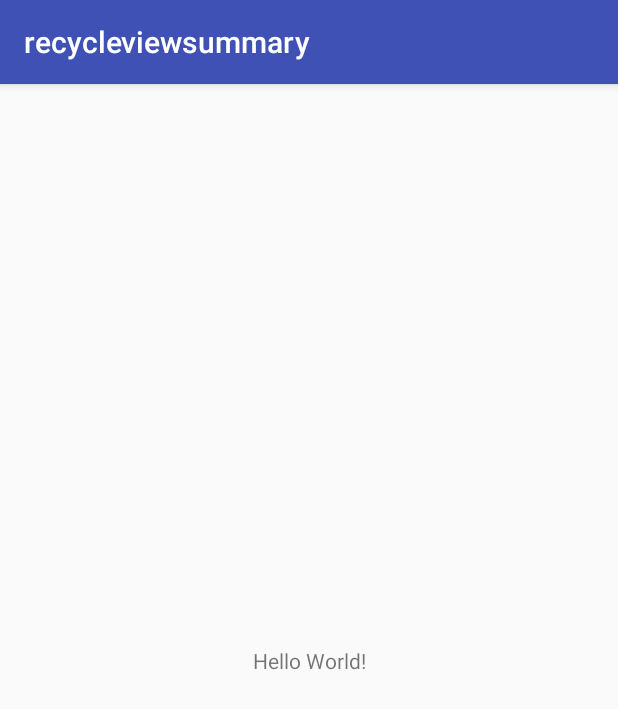
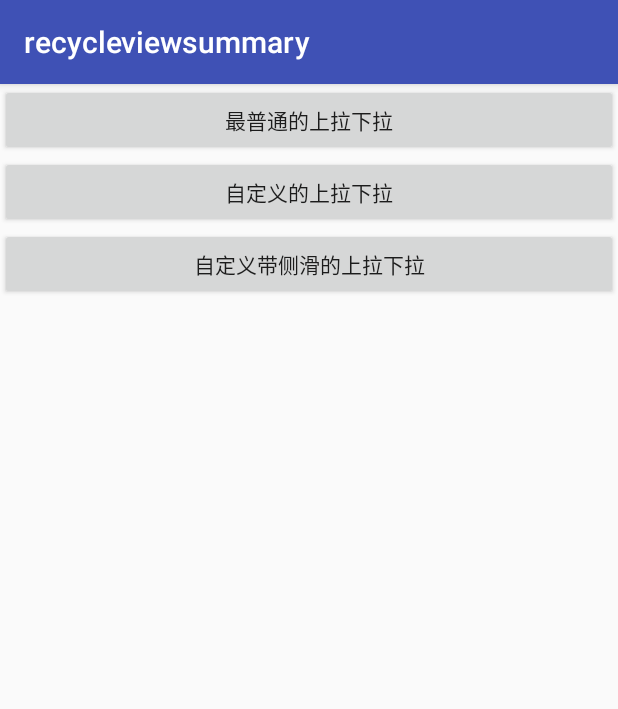
Before and after one commit to LuckyCode1992/recycleviewsummary, an Android app: the screen it shows after launch (MainActivity), on a phone screen of 412 x 824 dp. Shown: the top 709 px of the screen. Run offline under Robolectric (Android 15) with nearby library versions, the phone set to English and light mode, and no system bars.

Commit message:
4 commit : 普通的上拉下拉

```diff
--- a/app/build.gradle
+++ b/app/build.gradle
@@ -31,4 +31,5 @@ dependencies {
     androidTestImplementation 'com.android.support.test:runner:1.0.2'
     androidTestImplementation 'com.android.support.test.espresso:espresso-core:3.0.2'
     implementation project(':refresh-layout')
+    implementation 'com.android.support:design:27.1.1'
 }
--- a/app/src/main/AndroidManifest.xml
+++ b/app/src/main/AndroidManifest.xml
@@ -16,6 +16,9 @@
                 <category android:name="android.intent.category.LAUNCHER" />
             </intent-filter>
         </activity>
+        <activity android:name=".NormalRecycleActivity" />
+        <activity android:name=".ZhidingyiRecycleActivity" />
+        <activity android:name=".DaicehuaRecycleActivity"></activity>
     </application>
 
 </manifest>
--- a/app/src/main/java/com/justcode/hxl/recycleviewsummary/MainActivity.kt
+++ b/app/src/main/java/com/justcode/hxl/recycleviewsummary/MainActivity.kt
@@ -1,12 +1,26 @@
 package com.justcode.hxl.recycleviewsummary
 
+import android.content.Intent
 import android.support.v7.app.AppCompatActivity
 import android.os.Bundle
+import com.recycleview.smartrefresh.layout.SmartRefreshLayout
+import kotlinx.android.synthetic.main.activity_main.*
 
 class MainActivity : AppCompatActivity() {
 
     override fun onCreate(savedInstanceState: Bundle?) {
         super.onCreate(savedInstanceState)
         setContentView(R.layout.activity_main)
+        nor_recycle.setOnClickListener({
+            startActivity(Intent(this,NormalRecycleActivity::class.java))
+        })
+        zidingyi_recycle.setOnClickListener({
+            startActivity(Intent(this,ZhidingyiRecycleActivity::class.java))
+        })
+        daicehua_recycle.setOnClickListener({
+            startActivity(Intent(this,DaicehuaRecycleActivity::class.java))
+        })
+
+
     }
 }
--- a/app/src/main/res/layout/activity_main.xml
+++ b/app/src/main/res/layout/activity_main.xml
@@ -1,18 +1,28 @@
 <?xml version="1.0" encoding="utf-8"?>
-<android.support.constraint.ConstraintLayout xmlns:android="http://schemas.android.com/apk/res/android"
+<LinearLayout xmlns:android="http://schemas.android.com/apk/res/android"
     xmlns:app="http://schemas.android.com/apk/res-auto"
     xmlns:tools="http://schemas.android.com/tools"
     android:layout_width="match_parent"
     android:layout_height="match_parent"
+    android:orientation="vertical"
     tools:context=".MainActivity">
 
-    <TextView
-        android:layout_width="wrap_content"
+    <Button
+        android:id="@+id/nor_recycle"
+        android:layout_width="match_parent"
         android:layout_height="wrap_content"
-        android:text="Hello World!"
-        app:layout_constraintBottom_toBottomOf="parent"
-        app:layout_constraintLeft_toLeftOf="parent"
-        app:layout_constraintRight_toRightOf="parent"
-        app:layout_constraintTop_toTopOf="parent" />
+        android:text="最普通的上拉下拉" />
 
-</android.support.constraint.ConstraintLayout>
+    <Button
+        android:id="@+id/zidingyi_recycle"
+        android:layout_width="match_parent"
+        android:layout_height="wrap_content"
+        android:text="自定义的上拉下拉" />
+
+    <Button
+        android:id="@+id/daicehua_recycle"
+        android:layout_width="match_parent"
+        android:layout_height="wrap_content"
+        android:text="自定义带侧滑的上拉下拉" />
+
+</LinearLayout>
```
Also changed, not shown: app/src/main/java/com/justcode/hxl/recycleviewsummary/DaicehuaRecycleActivity.kt (added, +12 -0 lines), app/src/main/java/com/justcode/hxl/recycleviewsummary/MyAdapter.kt (added, +37 -0 lines), app/src/main/java/com/justcode/hxl/recycleviewsummary/Myapp.kt (added, +9 -0 lines), app/src/main/java/com/justcode/hxl/recycleviewsummary/NormalRecycleActivity.kt (added, +54 -0 lines), app/src/main/java/com/justcode/hxl/recycleviewsummary/ZhidingyiRecycleActivity.java (added, +13 -0 lines), app/src/main/res/layout/activity_daicehua_recycle.xml (added, +9 -0 lines), app/src/main/res/layout/activity_normal_recycle.xml (added, +22 -0 lines), app/src/main/res/layout/activity_zhidingyi_recycle.xml (added, +9 -0 lines), app/src/main/res/layout/item.xml (added, +19 -0 lines), refresh-layout/build.gradle (+4 -4 lines).
